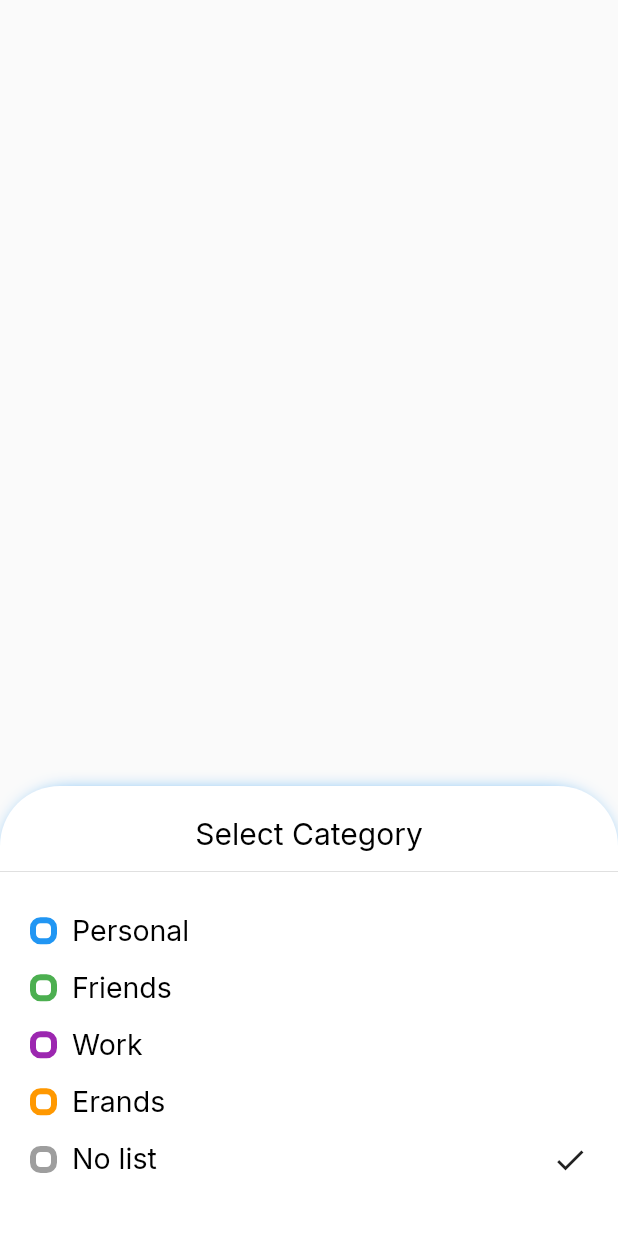
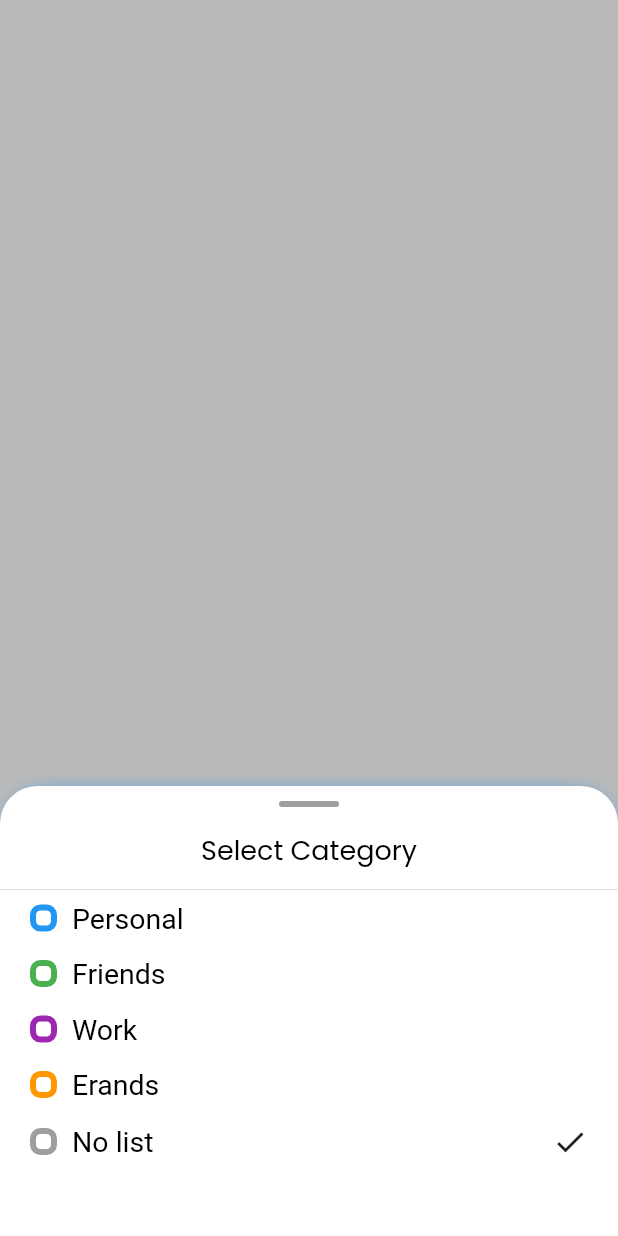
Before and after one commit to Frave07/Keep-Notes---Flutter, a Flutter app: what showDialogBottomFrave() shows on an empty page, opened directly, on a phone screen of 412 x 824 dp. Run offline on Flutter 3.47's test engine with Material 2 defaults, Android fonts, the phone set to English and light mode, and no system bars; our stand-ins replace bloc, equatable, flutter_bloc, google_fonts, hive, hive_flutter and 1 more; accounts and stored records are empty.

Commit message:
Redesign and Fix

```diff
--- /dev/null
+++ b/lib/Bloc/general/general_bloc.dart
@@ -0,0 +1,26 @@
+import 'package:bloc/bloc.dart';
+import 'package:equatable/equatable.dart';
+
+part 'general_event.dart';
+part 'general_state.dart';
+
+class GeneralBloc extends Bloc<GeneralEvent, GeneralState> {
+
+
+  GeneralBloc() : super(GeneralState()) {
+
+    on<IsScrollTopAppBarEvent>(_isScrollTopAppBar);
+
+  }
+
+
+  Future<void> _isScrollTopAppBar(IsScrollTopAppBarEvent event, Emitter<GeneralState> emit) async {
+
+    emit(state.copyWith(isScrollAppBar: event.isScroll));
+
+  }
+
+
+
+
+}
--- /dev/null
+++ b/lib/Bloc/general/general_event.dart
@@ -0,0 +1,13 @@
+part of 'general_bloc.dart';
+
+abstract class GeneralEvent extends Equatable {
+  const GeneralEvent();
+
+  @override
+  List<Object> get props => [];
+}
+
+class IsScrollTopAppBarEvent extends GeneralEvent {
+  final bool isScroll;
+  const IsScrollTopAppBarEvent(this.isScroll);
+}
--- /dev/null
+++ b/lib/Bloc/general/general_state.dart
@@ -0,0 +1,23 @@
+part of 'general_bloc.dart';
+
+class GeneralState extends Equatable {
+
+
+  final bool isScrollAppBar;
+
+  const GeneralState({
+    this.isScrollAppBar = false,
+  });
+
+  GeneralState copyWith({
+    bool? isScrollAppBar,
+  }) => GeneralState(
+    isScrollAppBar: isScrollAppBar ?? this.isScrollAppBar
+  );
+
+  @override
+  List<Object> get props => [
+    isScrollAppBar,
+  ];
+
+}
--- a/lib/Helpers/modalSelectCategory.dart
+++ b/lib/Helpers/modalSelectCategory.dart
@@ -8,8 +8,9 @@ void showDialogBottomFrave(ctx){
 
   final noteBloc = BlocProvider.of<NotesBloc>(ctx);
 
-  showBottomSheet(
+  showModalBottomSheet(
     context: ctx,
+    barrierColor: Colors.black26,
     shape: RoundedRectangleBorder(borderRadius: BorderRadius.only(topLeft: Radius.circular(40.0), topRight: Radius.circular(40.0))),
     builder: (context)
       => Container(
@@ -17,18 +18,26 @@ void showDialogBottomFrave(ctx){
         width: double.infinity,
         decoration: BoxDecoration(
           color: Colors.white,
-          borderRadius: BorderRadius.only(topLeft: Radius.circular(40.0), topRight: Radius.circular(40.0)),
+          borderRadius: BorderRadius.vertical(top: Radius.circular(25.0)),
           boxShadow: [
             BoxShadow(color: Colors.blue, blurRadius: 10, spreadRadius: -5.0)
           ]
         ),
         child: Column(
           children: [
-            SizedBox(height: 20.0),
-            TextFrave(text: 'Select Category', fontSize: 20 ),
-            SizedBox(height: 5.0),
-            Divider(),
-            SizedBox(height: 20.0),
+            const SizedBox(height: 10.0),
+            Container(
+              height: 4,
+              width: 40,
+              decoration: BoxDecoration(
+                color: Colors.grey,
+                borderRadius: BorderRadius.circular(50)
+              ),
+            ),
+            const SizedBox(height: 15.0),
+            const TextFrave(text: 'Select Category', fontSize: 18, isTitle: true ),
+            const SizedBox(height: 5.0),
+            const Divider(),
             ItemCategory(
               color: Colors.blue,
               text: 'Personal',
--- a/lib/Widgets/TextFrave.dart
+++ b/lib/Widgets/TextFrave.dart
@@ -1,32 +1,39 @@
 import 'package:flutter/material.dart';
 import 'package:google_fonts/google_fonts.dart';
 
-class TextFrave extends StatelessWidget
-{
+class TextFrave extends StatelessWidget {
+
   final String text;
   final double fontSize;
+  final bool isTitle;
+  final FontWeight fontWeight;
   final Color color;
-  final FontWeight fontWeight;
-  final TextOverflow textOverflow;
-  final int maxLine;
+  final int maxLines;
+  final TextOverflow overflow;
+  final TextAlign textAlign;
+  final double? letterSpacing;
 
   const TextFrave({
+    Key? key,
     required this.text,
-    this.fontSize = 18,
+    this.fontSize = 16,
+    this.fontWeight = FontWeight.normal,
     this.color = Colors.black,
-    this.fontWeight = FontWeight.normal,
-    this.textOverflow = TextOverflow.visible,
-    this.maxLine = 1
+    this.maxLines = 1,
+    this.overflow = TextOverflow.visible,
+    this.textAlign = TextAlign.left,
+    this.letterSpacing,
+    this.isTitle = false,
   });
 
   @override
-  Widget build(BuildContext context)
-  {
+  Widget build(BuildContext context){
     return Text(
       text,
-      maxLines: maxLine,
-      overflow: textOverflow,
-      style: GoogleFonts.getFont('Inter', fontSize: fontSize, color: color, fontWeight: fontWeight)
+      style: GoogleFonts.getFont( isTitle ? 'Poppins' : 'Roboto', fontSize: fontSize, fontWeight: fontWeight, color: color, letterSpacing: letterSpacing),
+      maxLines: maxLines,
+      overflow: overflow,
+      textAlign: textAlign,
     );
   }
 }
--- a/lib/main.dart
+++ b/lib/main.dart
@@ -3,6 +3,7 @@ import 'package:flutter/services.dart';
 import 'package:flutter_bloc/flutter_bloc.dart';
 import 'package:hive_flutter/hive_flutter.dart';
 import 'package:keep_notes/Bloc/Notes/notes_bloc.dart';
+import 'package:keep_notes/Bloc/general/general_bloc.dart';
 import 'package:keep_notes/Models/NoteModels.dart';
 import 'package:keep_notes/Screens/HomePage.dart';
 
@@ -27,7 +28,8 @@ class MyApp extends StatelessWidget {
 
     return MultiBlocProvider(
       providers: [
-        BlocProvider(create: (context) => NotesBloc())
+        BlocProvider(create: (context) => NotesBloc()),
+        BlocProvider(create: (context) => GeneralBloc()),
       ],
       child: MaterialApp(
         title: 'Keep Note - Fraved',
--- a/pubspec.yaml
+++ b/pubspec.yaml
@@ -20,6 +20,8 @@ dependencies:
   hive: ^2.0.6
   hive_flutter: ^1.1.0
   intl: ^0.17.0
+  timeago: ^3.2.2
+  equatable: ^2.0.3
 
 
 dev_dependencies:
```
Also changed, not shown: lib/Helpers/modal_warning.dart (added, +69 -0 lines), lib/Screens/AddNotePage.dart (+18 -9 lines), lib/Screens/HomePage.dart (+226 -171 lines), pubspec.lock.
